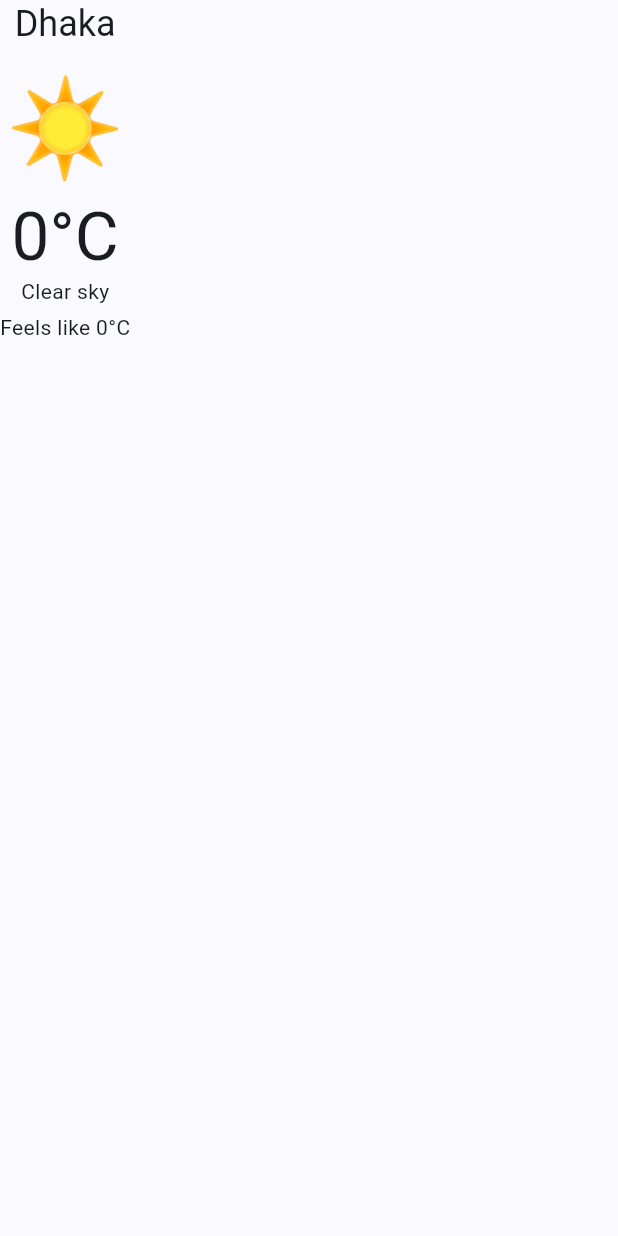
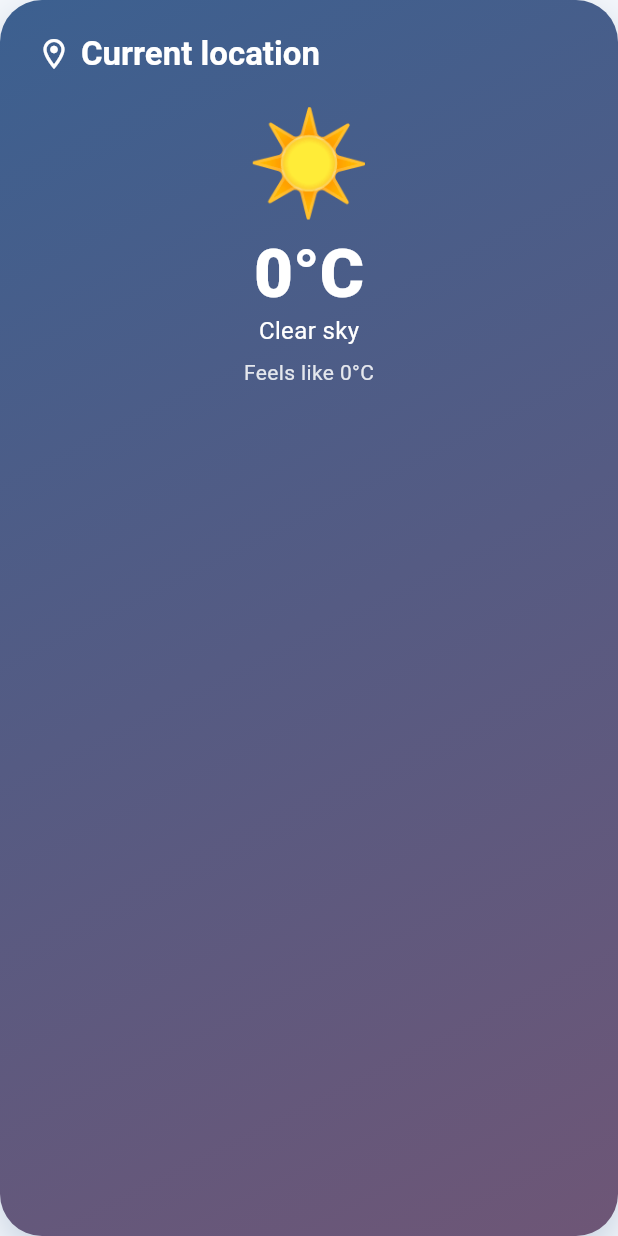
Before and after one commit to Saif-Smran/weather-plus, a Flutter app: the CurrentWeatherHeader widget shown alone on an empty page, opened directly with empty values, on a phone screen of 412 x 824 dp. Run offline on Flutter 3.47's test engine with Material 3 defaults, Android fonts, the phone set to English and light mode, and no system bars; our stand-ins replace dio, drift, drift_flutter, flutter_riverpod, freezed_annotation, geolocator and 3 more; accounts and stored records are empty; generated files the repository leaves out were written again; network calls fail.

Commit message:
App ui updated

```diff
--- a/lib/app.dart
+++ b/lib/app.dart
@@ -13,6 +13,7 @@ class App extends ConsumerWidget {
     final settings = ref.watch(settingsProvider);
     return MaterialApp.router(
       title: 'Weather+',
+      debugShowCheckedModeBanner: false,
       theme: AppTheme.light,
       darkTheme: AppTheme.dark,
       themeMode: settings.themeMode,
--- a/lib/core/constants/api_endpoints.dart
+++ b/lib/core/constants/api_endpoints.dart
@@ -3,4 +3,5 @@ abstract final class ApiEndpoints {
   static const geocoding = 'https://geocoding-api.open-meteo.com/v1/search';
   static const airQuality =
       'https://air-quality-api.open-meteo.com/v1/air-quality';
+  static const reverseGeocoding = 'https://nominatim.openstreetmap.org/reverse';
 }
--- a/lib/features/weather/presentation/widgets/current_weather_header.dart
+++ b/lib/features/weather/presentation/widgets/current_weather_header.dart
@@ -10,31 +10,69 @@ class CurrentWeatherHeader extends StatelessWidget {
     super.key,
     required this.weather,
     required this.temperatureUnit,
+    this.cityName,
   });
 
   final Weather weather;
   final TemperatureUnit temperatureUnit;
+  final String? cityName;
 
   @override
   Widget build(BuildContext context) {
     final condition = weatherCodeInfo(weather.weatherCode);
 
-    return Column(
+    final scheme = Theme.of(context).colorScheme;
+    return Container(
+      padding: const EdgeInsets.fromLTRB(24, 22, 24, 24),
+      decoration: BoxDecoration(
+        gradient: LinearGradient(
+          colors: [scheme.primary, scheme.tertiary],
+          begin: Alignment.topLeft,
+          end: Alignment.bottomRight,
+        ),
+        borderRadius: BorderRadius.circular(28),
+        boxShadow: [
+          BoxShadow(
+            color: scheme.primary.withValues(alpha: 0.25),
+            blurRadius: 22,
+            offset: const Offset(0, 10),
+          ),
+        ],
+      ),
+      child: Column(
         children: [
-        Text('Dhaka', style: Theme.of(context).textTheme.headlineSmall),
-        const SizedBox(height: 8),
-        Text(condition.icon, style: const TextStyle(fontSize: 64)),
+          Row(
+            children: [
+              const Icon(Icons.location_on_outlined, color: Colors.white),
+              const SizedBox(width: 6),
+              Text(
+                cityName ?? 'Current location',
+                style: Theme.of(context).textTheme.titleLarge?.copyWith(
+                  color: Colors.white,
+                  fontWeight: FontWeight.w700,
+                ),
+              ),
+            ],
+          ),
+          const SizedBox(height: 10),
+          Text(condition.icon, style: const TextStyle(fontSize: 68)),
           Text(
             formatTemperature(weather.temperature, temperatureUnit),
-          style: Theme.of(context).textTheme.displayMedium,
+            style: Theme.of(context).textTheme.displayMedium
+                ?.copyWith(color: Colors.white, fontWeight: FontWeight.w800),
           ),
-        Text(condition.description),
-        const SizedBox(height: 4),
+          Text(
+            condition.description,
+            style: const TextStyle(color: Colors.white, fontSize: 16),
+          ),
+          const SizedBox(height: 6),
           Text(
             'Feels like '
             '${formatTemperature(weather.apparentTemperature, temperatureUnit)}',
+            style: TextStyle(color: Colors.white.withValues(alpha: 0.85)),
           ),
         ],
+      ),
     );
   }
 }
```
Also changed, not shown: lib/core/theme/app_theme.dart (+11 -0 lines), lib/features/weather/data/reverse_geocoder.dart (added, +52 -0 lines), lib/features/weather/presentation/providers/weather_providers.dart (+18 -0 lines), lib/features/weather/presentation/screens/home_screen.dart (+39 -11 lines), 2 other files. Lines whose indentation alone changed are shown as unchanged.
